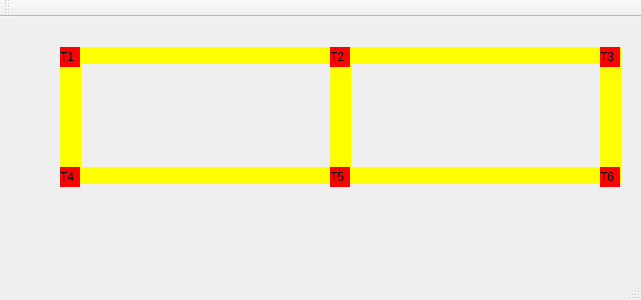
Old version of the form mainwindow.ui in the repository helena-varela/projeto-trem.
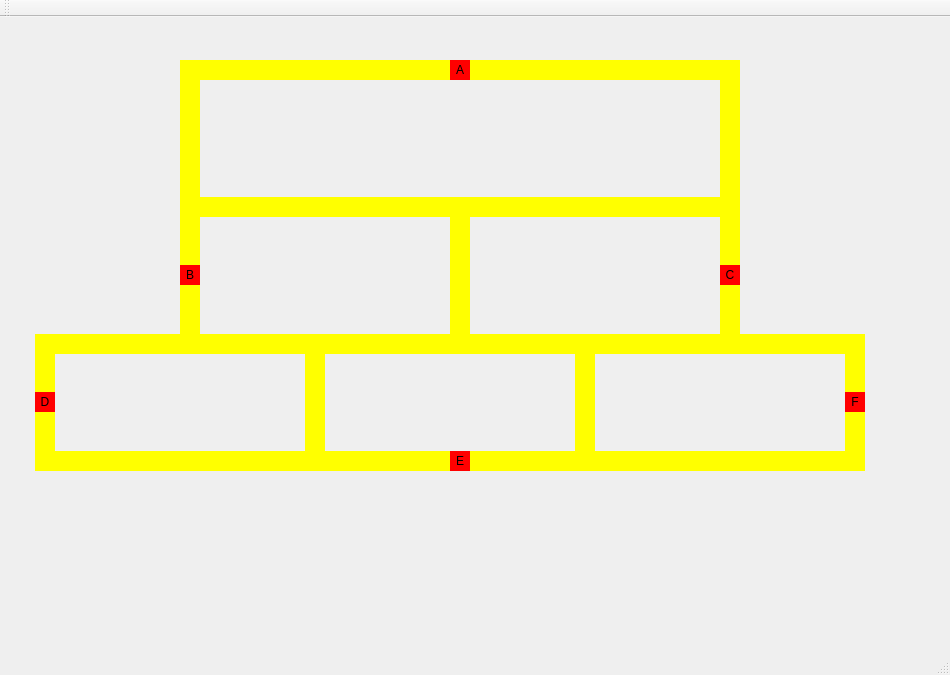
New version of the form.

Commit message: feat: montando trilhos e posicionando trens

What changed in the file:
```diff
--- a/mainwindow.ui
+++ b/mainwindow.ui
@@ -6,8 +6,8 @@
    <rect>
     <x>0</x>
     <y>0</y>
-    <width>641</width>
-    <height>300</height>
+    <width>950</width>
+    <height>675</height>
    </rect>
   </property>
   <property name="windowTitle">
@@ -17,8 +17,8 @@
    <widget class="QLabel" name="label_trem1">
     <property name="geometry">
      <rect>
-      <x>60</x>
-      <y>30</y>
+      <x>450</x>
+      <y>43</y>
       <width>20</width>
       <height>20</height>
      </rect>
@@ -27,14 +27,20 @@
      <string notr="true">QLabel { background: red}</string>
     </property>
     <property name="text">
-     <string>T1</string>
+     <string>A</string>
+    </property>
+    <property name="textFormat">
+     <enum>Qt::TextFormat::AutoText</enum>
+    </property>
+    <property name="alignment">
+     <set>Qt::AlignmentFlag::AlignCenter</set>
     </property>
    </widget>
    <widget class="QLabel" name="label_trem2">
     <property name="geometry">
      <rect>
-      <x>330</x>
-      <y>30</y>
+      <x>180</x>
+      <y>248</y>
       <width>20</width>
       <height>20</height>
      </rect>
@@ -43,14 +49,17 @@
      <string notr="true">QLabel { background: red}</string>
     </property>
     <property name="text">
-     <string>T2</string>
+     <string>B</string>
+    </property>
+    <property name="alignment">
+     <set>Qt::AlignmentFlag::AlignCenter</set>
     </property>
    </widget>
    <widget class="QLabel" name="label_trem3">
     <property name="geometry">
      <rect>
-      <x>600</x>
-      <y>30</y>
+      <x>720</x>
+      <y>248</y>
       <width>20</width>
       <height>20</height>
      </rect>
@@ -59,14 +68,17 @@
      <string notr="true">QLabel { background: red}</string>
     </property>
     <property name="text">
-     <string>T3</string>
+     <string>C</string>
+    </property>
+    <property name="alignment">
+     <set>Qt::AlignmentFlag::AlignCenter</set>
     </property>
    </widget>
    <widget class="QLabel" name="label_trem4">
     <property name="geometry">
      <rect>
-      <x>60</x>
-      <y>150</y>
+      <x>35</x>
+      <y>375</y>
       <width>20</width>
       <height>20</height>
      </rect>
@@ -75,14 +87,17 @@
      <string notr="true">QLabel { background: red}</string>
     </property>
     <property name="text">
-     <string>T4</string>
+     <string>D</string>
+    </property>
+    <property name="alignment">
+     <set>Qt::AlignmentFlag::AlignCenter</set>
     </property>
    </widget>
    <widget class="QLabel" name="label_trem5">
     <property name="geometry">
      <rect>
-      <x>330</x>
-      <y>150</y>
+      <x>450</x>
+      <y>434</y>
       <width>20</width>
       <height>20</height>
      </rect>
@@ -91,14 +106,17 @@
      <string notr="true">QLabel { background: red}</string>
     </property>
     <property name="text">
-     <string>T5</string>
+     <string>E</string>
+    </property>
+    <property name="alignment">
+     <set>Qt::AlignmentFlag::AlignCenter</set>
     </property>
    </widget>
    <widget class="QLabel" name="label_trem6">
     <property name="geometry">
      <rect>
-      <x>600</x>
-      <y>150</y>
+      <x>845</x>
+      <y>375</y>
       <width>20</width>
       <height>20</height>
      </rect>
@@ -107,32 +125,19 @@
      <string notr="true">QLabel { background: red}</string>
     </property>
     <property name="text">
-     <string>T6</string>
+     <string>F</string>
+    </property>
+    <property name="alignment">
+     <set>Qt::AlignmentFlag::AlignCenter</set>
     </property>
    </widget>
    <widget class="QLabel" name="label_trilho1">
     <property name="geometry">
      <rect>
-      <x>80</x>
-      <y>30</y>
+      <x>200</x>
+      <y>180</y>
       <width>250</width>
-      <height>17</height>
-     </rect>
-    </property>
-    <property name="styleSheet">
-     <string notr="true">QLabel { background: yellow}</string>
-    </property>
-    <property name="text">
-     <string/>
-    </property>
-   </widget>
-   <widget class="QLabel" name="label_trilho2">
-    <property name="geometry">
-     <rect>
-      <x>80</x>
-      <y>150</y>
-      <width>250</width>
-      <height>17</height>
+      <height>20</height>
      </rect>
     </property>
     <property name="styleSheet">
@@ -145,9 +150,9 @@
    <widget class="QLabel" name="label_trilho3">
     <property name="geometry">
      <rect>
-      <x>330</x>
-      <y>30</y>
-      <width>21</width>
+      <x>450</x>
+      <y>180</y>
+      <width>20</width>
       <height>137</height>
      </rect>
     </property>
@@ -161,9 +166,9 @@
    <widget class="QLabel" name="label_trilho4">
     <property name="geometry">
      <rect>
-      <x>60</x>
-      <y>30</y>
-      <width>21</width>
+      <x>180</x>
+      <y>180</y>
+      <width>20</width>
       <height>137</height>
      </rect>
     </property>
@@ -177,9 +182,9 @@
    <widget class="QLabel" name="label_trilho4_2">
     <property name="geometry">
      <rect>
-      <x>600</x>
-      <y>30</y>
-      <width>21</width>
+      <x>720</x>
+      <y>180</y>
+      <width>20</width>
       <height>137</height>
      </rect>
     </property>
@@ -193,10 +198,10 @@
    <widget class="QLabel" name="label_trilho1_2">
     <property name="geometry">
      <rect>
-      <x>350</x>
-      <y>30</y>
+      <x>470</x>
+      <y>180</y>
       <width>250</width>
-      <height>17</height>
+      <height>20</height>
      </rect>
     </property>
     <property name="styleSheet">
@@ -209,10 +214,202 @@
    <widget class="QLabel" name="label_trilho2_2">
     <property name="geometry">
      <rect>
-      <x>350</x>
-      <y>150</y>
+      <x>200</x>
+      <y>43</y>
+      <width>520</width>
+      <height>20</height>
+     </rect>
+    </property>
+    <property name="styleSheet">
+     <string notr="true">QLabel { background: yellow}</string>
+    </property>
+    <property name="text">
+     <string/>
+    </property>
+   </widget>
+   <widget class="QLabel" name="label_trilho4_3">
+    <property name="geometry">
+     <rect>
+      <x>180</x>
+      <y>43</y>
+      <width>20</width>
+      <height>137</height>
+     </rect>
+    </property>
+    <property name="styleSheet">
+     <string notr="true">QLabel { background: yellow}</string>
+    </property>
+    <property name="text">
+     <string/>
+    </property>
+   </widget>
+   <widget class="QLabel" name="label_trilho4_4">
+    <property name="geometry">
+     <rect>
+      <x>720</x>
+      <y>43</y>
+      <width>20</width>
+      <height>137</height>
+     </rect>
+    </property>
+    <property name="styleSheet">
+     <string notr="true">QLabel { background: yellow}</string>
+    </property>
+    <property name="text">
+     <string/>
+    </property>
+   </widget>
+   <widget class="QLabel" name="label_trilho2_3">
+    <property name="geometry">
+     <rect>
+      <x>55</x>
+      <y>317</y>
       <width>250</width>
-      <height>17</height>
+      <height>20</height>
+     </rect>
+    </property>
+    <property name="styleSheet">
+     <string notr="true">QLabel { background: yellow}</string>
+    </property>
+    <property name="text">
+     <string/>
+    </property>
+   </widget>
+   <widget class="QLabel" name="label_trilho4_5">
+    <property name="geometry">
+     <rect>
+      <x>35</x>
+      <y>317</y>
+      <width>20</width>
+      <height>137</height>
+     </rect>
+    </property>
+    <property name="styleSheet">
+     <string notr="true">QLabel { background: yellow}</string>
+    </property>
+    <property name="text">
+     <string/>
+    </property>
+   </widget>
+   <widget class="QLabel" name="label_trilho4_6">
+    <property name="geometry">
+     <rect>
+      <x>305</x>
+      <y>317</y>
+      <width>20</width>
+      <height>137</height>
+     </rect>
+    </property>
+    <property name="styleSheet">
+     <string notr="true">QLabel { background: yellow}</string>
+    </property>
+    <property name="text">
+     <string/>
+    </property>
+   </widget>
+   <widget class="QLabel" name="label_trilho2_4">
+    <property name="geometry">
+     <rect>
+      <x>55</x>
+      <y>434</y>
+      <width>250</width>
+      <height>20</height>
+     </rect>
+    </property>
+    <property name="styleSheet">
+     <string notr="true">QLabel { background: yellow}</string>
+    </property>
+    <property name="text">
+     <string/>
+    </property>
+   </widget>
+   <widget class="QLabel" name="label_trilho2_5">
+    <property name="geometry">
+     <rect>
+      <x>325</x>
+      <y>317</y>
+      <width>250</width>
+      <height>20</height>
+     </rect>
+    </property>
+    <property name="styleSheet">
+     <string notr="true">QLabel { background: yellow}</string>
+    </property>
+    <property name="text">
+     <string/>
+    </property>
+   </widget>
+   <widget class="QLabel" name="label_trilho2_6">
+    <property name="geometry">
+     <rect>
+      <x>325</x>
+      <y>434</y>
+      <width>250</width>
+      <height>20</height>
+     </rect>
+    </property>
+    <property name="styleSheet">
+     <string notr="true">QLabel { background: yellow}</string>
+    </property>
+    <property name="text">
+     <string/>
+    </property>
+   </widget>
+   <widget class="QLabel" name="label_trilho4_7">
+    <property name="geometry">
+     <rect>
+      <x>575</x>
+      <y>317</y>
+      <width>20</width>
+      <height>137</height>
+     </rect>
+    </property>
+    <property name="styleSheet">
+     <string notr="true">QLabel { background: yellow}</string>
+    </property>
+    <property name="text">
+     <string/>
+    </property>
+   </widget>
+   <widget class="QLabel" name="label_trilho2_7">
+    <property name="geometry">
+     <rect>
+      <x>595</x>
+      <y>317</y>
+      <width>250</width>
+      <height>20</height>
+     </rect>
+    </property>
+    <property name="styleSheet">
+     <string notr="true">QLabel { background: yellow}</string>
+    </property>
+    <property name="text">
+     <string/>
+    </property>
+   </widget>
+   <widget class="QLabel" name="label_trilho2_8">
+    <property name="geometry">
+     <rect>
+      <x>595</x>
+      <y>434</y>
+      <width>250</width>
+      <height>20</height>
+     </rect>
+    </property>
+    <property name="styleSheet">
+     <string notr="true">QLabel { background: yellow}</string>
+    </property>
+    <property name="text">
+     <string/>
+    </property>
+   </widget>
+   <widget class="QLabel" name="label_trilho4_9">
+    <property name="geometry">
+     <rect>
+      <x>845</x>
+      <y>317</y>
+      <width>20</width>
+      <height>137</height>
      </rect>
     </property>
     <property name="styleSheet">
```
Left out of the diff: 21 changed lines with no effect on the pictures.
